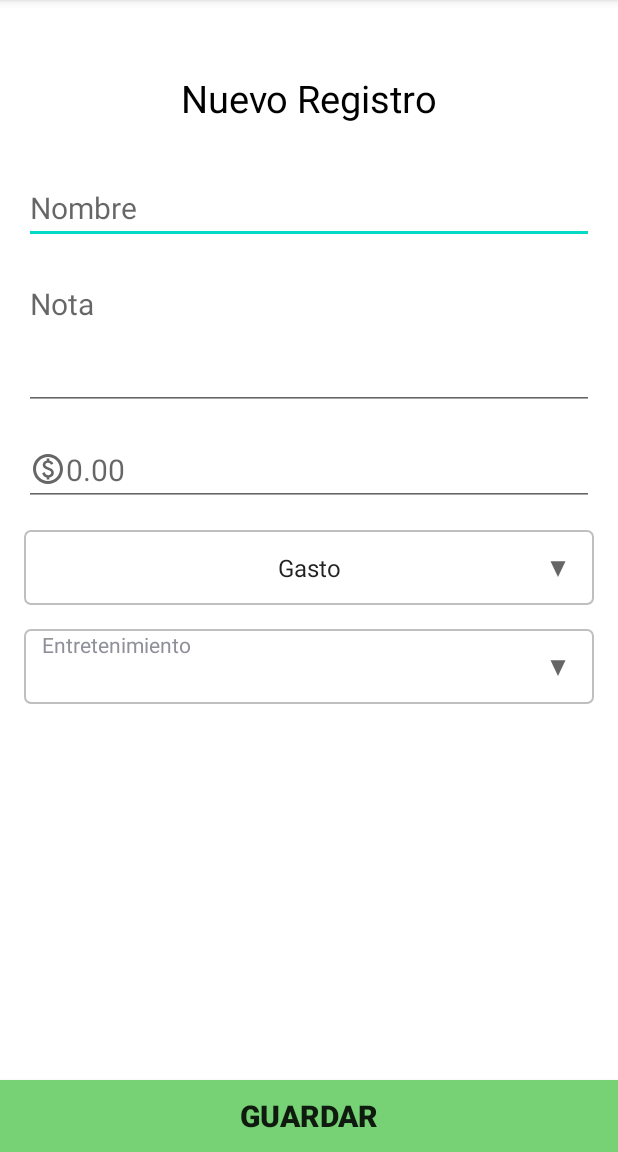
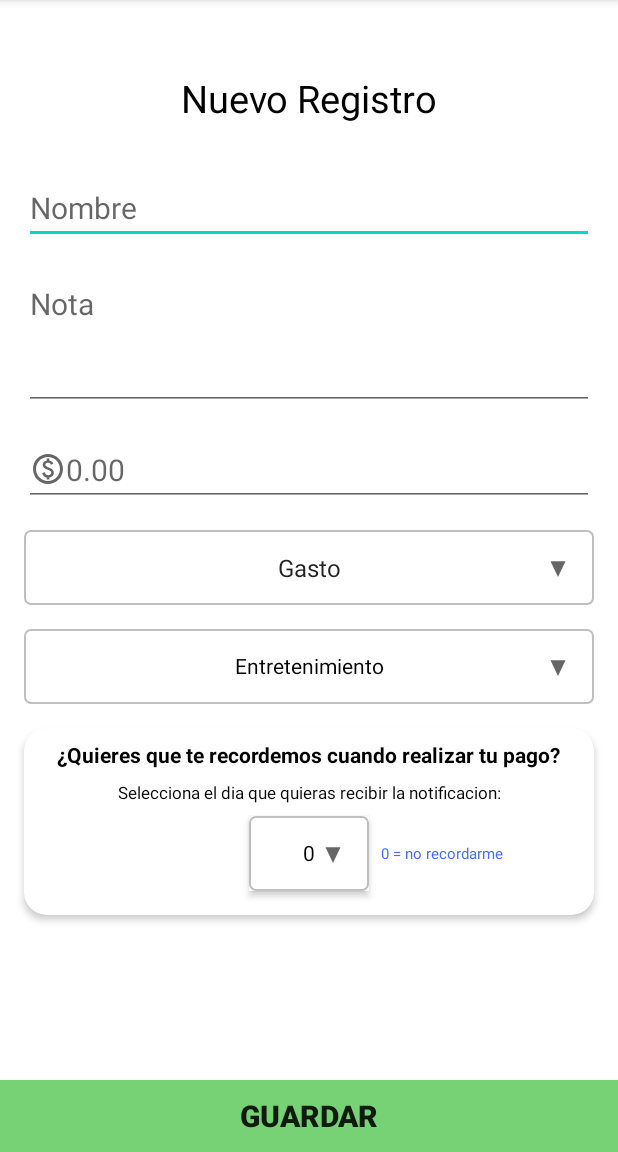
Before and after one commit to SESI-Phonegap/MiPlata, an Android app: the RegistroGastoIngresoActivity screen opened directly, with no data from a screen before it, on a phone screen of 412 x 824 dp, the part 84-1236 px from its top. Run offline under Robolectric (Android 15) with nearby library versions, the phone set to English and light mode, and no system bars; our stand-ins replace AdMob, Room's generated code, data binding; 1 statement that could not run was skipped.

Commit message:
add day pay in the form

```diff
--- a/app/src/main/java/com/sesi/miplata/model/OperacionesModel.java
+++ b/app/src/main/java/com/sesi/miplata/model/OperacionesModel.java
@@ -14,6 +14,16 @@ public class OperacionesModel implements Serializable {
     private int icono;
     private boolean isGasto;
     private boolean isUpdate;
+
+    public int getPayDay() {
+        return payDay;
+    }
+
+    public void setPayDay(int payDay) {
+        this.payDay = payDay;
+    }
+
+    private int payDay;
 
     public Long getId() {
         return id;
--- a/app/src/main/java/com/sesi/miplata/view/main/ListaOperacionesViewModel.java
+++ b/app/src/main/java/com/sesi/miplata/view/main/ListaOperacionesViewModel.java
@@ -53,6 +53,7 @@ public class ListaOperacionesViewModel extends ViewModel {
                         operacion.setCatNombre(categoria.getNombre());
                         operacion.setGasto(true);
                         operacion.setUpdate(true);
+                        operacion.setPayDay(gasto.getDiaPago());
                         lstOperaciones.add(operacion);
                     }
                 }
--- a/app/src/main/java/com/sesi/miplata/view/main/RegistroGastoIngresoActivity.java
+++ b/app/src/main/java/com/sesi/miplata/view/main/RegistroGastoIngresoActivity.java
@@ -2,6 +2,7 @@ package com.sesi.miplata.view.main;
 
 import androidx.annotation.NonNull;
 import androidx.appcompat.app.AppCompatActivity;
+import androidx.core.content.ContextCompat;
 import androidx.lifecycle.ViewModelProvider;
 import android.app.AlertDialog;
 import android.os.Bundle;
@@ -27,6 +28,9 @@ import com.sesi.miplata.data.entity.GastosRecurrentes;
 import com.sesi.miplata.data.entity.IngresosRecurrentes;
 import com.sesi.miplata.databinding.ActivityRegistroGastoIngresoBinding;
 import com.sesi.miplata.model.OperacionesModel;
+
+import java.util.ArrayList;
+import java.util.Arrays;
 import java.util.List;
 import java.util.Objects;
 
@@ -38,6 +42,7 @@ public class RegistroGastoIngresoActivity extends AppCompatActivity {
     private ArrayAdapter<Categorias> adapter;
     private InterstitialAd mInterstitialAd;
     private AdRequest adRequest;
+    private ArrayAdapter<Integer> daysAdapter;
 
     @Override
     protected void onCreate(Bundle savedInstanceState) {
@@ -51,11 +56,14 @@ public class RegistroGastoIngresoActivity extends AppCompatActivity {
         });
 
         loadAds();
+
+
+
         RegistroGastoIngresoViewModel.RegistroGastoIngresoViewModelFactory factory = new RegistroGastoIngresoViewModel.RegistroGastoIngresoViewModelFactory(getApplication());
         viewModel = new ViewModelProvider(this, factory).get(RegistroGastoIngresoViewModel.class);
         OperacionesModel operacion = (OperacionesModel) getIntent().getSerializableExtra("operacion");
 
-        isUpdate = (operacion != null) ? operacion.isUpdate() : false;
+        isUpdate = operacion != null && operacion.isUpdate();
         if(isUpdate){
             binding.btnDelete.setVisibility(View.VISIBLE);
         }
@@ -68,7 +76,7 @@ public class RegistroGastoIngresoActivity extends AppCompatActivity {
         String type = binding.spinnerTipo.getSelectedItem().toString();
         viewModel.setFilterType(type);
         viewModel.getCategorias().observe(this, categorias -> {
-            adapter = new ArrayAdapter<>(getApplicationContext(), R.layout.support_simple_spinner_dropdown_item, categorias);
+            adapter = new ArrayAdapter<>(getApplicationContext(), R.layout.item_spinner, categorias);
             binding.spinnerCategorias.setAdapter(adapter);
             binding.spinnerCategorias.setTextAlignment(View.TEXT_ALIGNMENT_CENTER);
             if (isUpdate){
@@ -86,6 +94,11 @@ public class RegistroGastoIngresoActivity extends AppCompatActivity {
             public void onItemSelected(AdapterView<?> adapterView, View view, int pos, long id) {
                 String selectedType = adapterView.getItemAtPosition(pos).toString();
                 viewModel.setFilterType(selectedType);
+                if (selectedType.equals("Gasto")){
+                    binding.cardViewNotificationDay.setVisibility(View.VISIBLE);
+                } else {
+                    binding.cardViewNotificationDay.setVisibility(View.GONE);
+                }
             }
 
             @Override
@@ -94,6 +107,18 @@ public class RegistroGastoIngresoActivity extends AppCompatActivity {
         });
 
         binding.btnDelete.setOnClickListener(v -> confirmDeleteDialog(operacion));
+        initDaysSpinner();
+    }
+
+    private void initDaysSpinner(){
+        int[] days = getResources().getIntArray(R.array.days);
+        List<Integer> listDays = new ArrayList<>();
+        for (int day : days){
+            listDays.add(day);
+        }
+        daysAdapter = new ArrayAdapter<>(getApplicationContext(), R.layout.item_spinner, listDays);
+        binding.spinnerNotificationDay.setAdapter(daysAdapter);
+        binding.spinnerNotificationDay.setTextAlignment(View.TEXT_ALIGNMENT_CENTER);
     }
 
     private void loadAds(){
@@ -177,6 +202,7 @@ public class RegistroGastoIngresoActivity extends AppCompatActivity {
                 position = adapter.getPosition(categoria);
             }
         }
+        binding.spinnerNotificationDay.setSelection(operacion.getPayDay());
         binding.spinnerCategorias.setSelection(position);
     }
 
@@ -204,6 +230,7 @@ public class RegistroGastoIngresoActivity extends AppCompatActivity {
         gasto.setNombre(binding.etName.getText().toString());
         gasto.setNota(Objects.requireNonNull(binding.etNota.getText()).toString());
         gasto.setMonto(Double.parseDouble(Objects.requireNonNull(binding.etMonto.getText()).toString()));
+        gasto.setDiaPago(binding.spinnerNotificationDay.getSelectedItemPosition());
         Categorias slectCat = (Categorias) binding.spinnerCategorias.getSelectedItem();
         gasto.setIdCategoria(slectCat.getId());
         return gasto;
--- a/app/src/main/res/layout/activity_registro_gasto_ingreso.xml
+++ b/app/src/main/res/layout/activity_registro_gasto_ingreso.xml
@@ -152,6 +152,78 @@
              app:layout_constraintStart_toStartOf="parent"
              app:layout_constraintTop_toTopOf="parent" />
 
+         <androidx.cardview.widget.CardView
+             android:id="@+id/cardViewNotificationDay"
+             android:layout_width="match_parent"
+             android:layout_height="wrap_content"
+             android:layout_marginStart="16dp"
+             android:layout_marginTop="16dp"
+             android:layout_marginEnd="16dp"
+             app:cardCornerRadius="15dp"
+             app:cardElevation="3dp"
+             android:visibility="gone"
+             app:layout_constraintEnd_toEndOf="parent"
+             app:layout_constraintStart_toStartOf="parent"
+             app:layout_constraintTop_toBottomOf="@+id/spinner_categorias" >
+             <androidx.constraintlayout.widget.ConstraintLayout
+                 android:layout_width="match_parent"
+                 android:layout_height="match_parent">
+
+                 <TextView
+                     android:id="@+id/textView7"
+                     android:layout_width="wrap_content"
+                     android:layout_height="wrap_content"
+                     android:layout_marginTop="8dp"
+                     android:elevation="3dp"
+                     android:text="@string/lbl_recordatorio_title"
+                     android:textColor="@color/black"
+                     android:textStyle="bold"
+                     app:layout_constraintEnd_toEndOf="parent"
+                     app:layout_constraintStart_toStartOf="parent"
+                     app:layout_constraintTop_toTopOf="parent" />
+                 <TextView
+                     android:id="@+id/textView8"
+                     android:layout_width="wrap_content"
+                     android:layout_height="wrap_content"
+                     android:layout_marginTop="8dp"
+                     android:elevation="3dp"
+                     android:text="@string/lbl_recordatorio_pago"
+                     android:textColor="@color/black"
+                     android:textSize="11sp"
+                     app:layout_constraintEnd_toEndOf="parent"
+                     app:layout_constraintStart_toStartOf="parent"
+                     app:layout_constraintTop_toBottomOf="@+id/textView7" />
+                 <TextView
+                     android:layout_width="wrap_content"
+                     android:layout_height="wrap_content"
+                     android:layout_marginStart="8dp"
+                     android:elevation="3dp"
+                     android:text="@string/lbl_recordatorio_note"
+                     android:textColor="@color/blue_436CFF"
+                     android:textSize="10sp"
+                     app:layout_constraintBottom_toBottomOf="@+id/spinner_notification_day"
+                     app:layout_constraintStart_toEndOf="@+id/spinner_notification_day"
+                     app:layout_constraintTop_toTopOf="@+id/spinner_notification_day" />
+
+                 <androidx.appcompat.widget.AppCompatSpinner
+                     android:id="@+id/spinner_notification_day"
+                     android:layout_width="80dp"
+                     android:layout_height="50dp"
+                     android:layout_marginTop="8dp"
+                     android:layout_marginBottom="16dp"
+                     android:background="@drawable/spinner_bg"
+                     android:dropDownVerticalOffset="?attr/dropdownListPreferredItemHeight"
+                     android:elevation="3dp"
+                     android:popupBackground="@android:color/white"
+                     android:stateListAnimator="@drawable/spinner_sla"
+                     android:textAlignment="center"
+                     app:layout_constraintBottom_toBottomOf="parent"
+                     app:layout_constraintEnd_toEndOf="parent"
+                     app:layout_constraintStart_toStartOf="parent"
+                     app:layout_constraintTop_toBottomOf="@+id/textView8" />
+             </androidx.constraintlayout.widget.ConstraintLayout>
+         </androidx.cardview.widget.CardView>
+
         <androidx.appcompat.widget.AppCompatButton
             android:id="@+id/btn_guardar"
             android:layout_width="0dp"
--- /dev/null
+++ b/app/src/main/res/layout/item_spinner.xml
@@ -0,0 +1,9 @@
+<?xml version="1.0" encoding="utf-8"?>
+<TextView xmlns:android="http://schemas.android.com/apk/res/android"
+    android:layout_height="?attr/dropdownListPreferredItemHeight"
+    android:layout_width="fill_parent"
+    android:gravity="center"
+    android:textColor="#000000"
+    android:paddingBottom="5dp"
+    android:paddingTop="5dp"
+    android:singleLine="true"/>
--- /dev/null
+++ b/app/src/main/res/values/list_days.xml
@@ -0,0 +1,34 @@
+<?xml version="1.0" encoding="utf-8"?>
+<resources>
+    <integer-array name="days">
+        <item>0</item>
+        <item>1</item>
+        <item>2</item>
+        <item>3</item>
+        <item>4</item>
+        <item>5</item>
+        <item>6</item>
+        <item>7</item>
+        <item>8</item>
+        <item>9</item>
+        <item>10</item>
+        <item>11</item>
+        <item>12</item>
+        <item>13</item>
+        <item>14</item>
+        <item>15</item>
+        <item>16</item>
+        <item>17</item>
+        <item>18</item>
+        <item>19</item>
+        <item>20</item>
+        <item>21</item>
+        <item>22</item>
+        <item>23</item>
+        <item>24</item>
+        <item>25</item>
+        <item>26</item>
+        <item>27</item>
+        <item>28</item>
+    </integer-array>
+</resources>
--- a/app/src/main/res/values/strings.xml
+++ b/app/src/main/res/values/strings.xml
@@ -19,6 +19,9 @@
     <string name="lbl_default_item_nota">Descuento mensual del infonavit</string>
     <string name="lbl_default_item_fecha">15/01/2022</string>
     <string name="lbl_default_item_monto">$2,500.00</string>
+    <string name="lbl_recordatorio_title">¿Quieres que te recordemos cuando realizar tu pago?</string>
+    <string name="lbl_recordatorio_pago">Selecciona el dia que quieras recibir la notificacion:</string>
+    <string name="lbl_recordatorio_note">0 = no recordarme</string>
 
     <string name="tv_ingresos">Ingresos</string>
     <string name="tv_gastos">Gastos</string>
```
